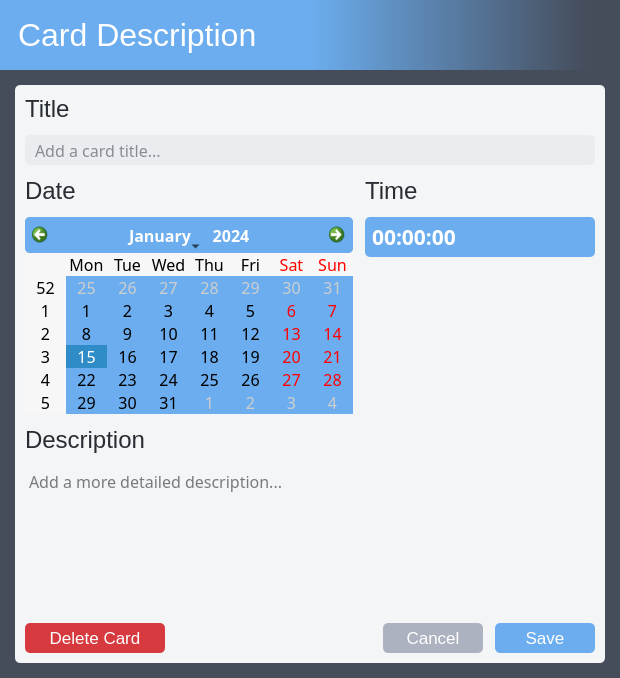
Above: src/eisenban/ui/card_description.ui from clockworksspheres/eisenban before the change. Below: the same form after it.
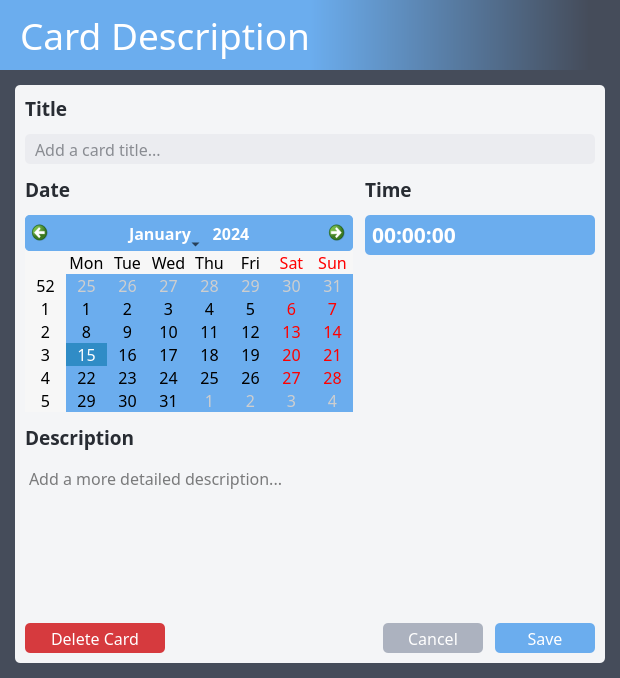
That is the form after the change. Icons and pictures are not drawn.

Diff of the .ui file:
```diff
--- a/src/eisenban/ui/card_description.ui
+++ b/src/eisenban/ui/card_description.ui
@@ -59,8 +59,8 @@
       </property>
       <property name="font">
        <font>
-        <family>Arimo</family>
-        <pointsize>24</pointsize>
+        <family>Torus Pro</family>
+        <pointsize>28</pointsize>
        </font>
       </property>
       <property name="styleSheet">
@@ -117,9 +117,9 @@
            <widget class="QLabel" name="label_title">
             <property name="font">
              <font>
-              <family>Arimo</family>
-              <pointsize>18</pointsize>
-              <bold>false</bold>
+              <family>Torus Pro</family>
+              <pointsize>14</pointsize>
+              <bold>true</bold>
              </font>
             </property>
             <property name="styleSheet">
@@ -188,9 +188,9 @@
                <widget class="QLabel" name="label_date">
                 <property name="font">
                  <font>
-                  <family>Arimo</family>
-                  <pointsize>18</pointsize>
-                  <bold>false</bold>
+                  <family>Torus Pro</family>
+                  <pointsize>14</pointsize>
+                  <bold>true</bold>
                  </font>
                 </property>
                 <property name="styleSheet">
@@ -310,9 +310,9 @@
                <widget class="QLabel" name="label_time">
                 <property name="font">
                  <font>
-                  <family>Arimo</family>
-                  <pointsize>18</pointsize>
-                  <bold>false</bold>
+                  <family>Torus Pro</family>
+                  <pointsize>14</pointsize>
+                  <bold>true</bold>
                  </font>
                 </property>
                 <property name="styleSheet">
@@ -422,9 +422,9 @@
            <widget class="QLabel" name="label_description">
             <property name="font">
              <font>
-              <family>Arimo</family>
-              <pointsize>18</pointsize>
-              <bold>false</bold>
+              <family>Torus Pro</family>
+              <pointsize>14</pointsize>
+              <bold>true</bold>
              </font>
             </property>
             <property name="styleSheet">
@@ -533,8 +533,8 @@
               </property>
               <property name="font">
                <font>
-                <family>Arimo</family>
-                <pointsize>13</pointsize>
+                <family>Torus Pro</family>
+                <pointsize>12</pointsize>
                </font>
               </property>
               <property name="cursor">
@@ -595,8 +595,8 @@
               </property>
               <property name="font">
                <font>
-                <family>Arimo</family>
-                <pointsize>13</pointsize>
+                <family>Torus Pro</family>
+                <pointsize>12</pointsize>
                </font>
               </property>
               <property name="cursor">
@@ -644,8 +644,8 @@
               </property>
               <property name="font">
                <font>
-                <family>Arimo</family>
-                <pointsize>13</pointsize>
+                <family>Torus Pro</family>
+                <pointsize>12</pointsize>
                </font>
               </property>
               <property name="cursor">
```
Left out of the diff: 6 changed lines with no effect on the pictures.
